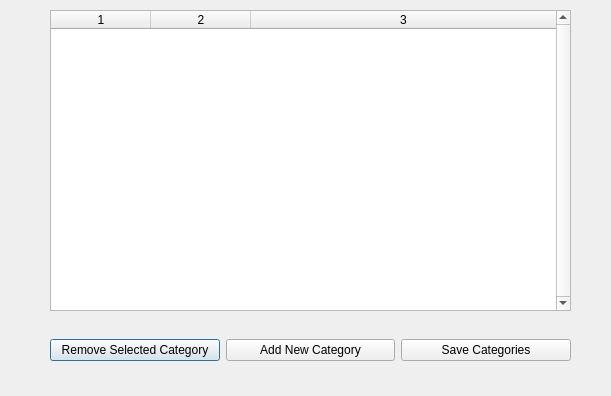
meeksjt/SuperTeacherGradebook499, file src/AssignmentCategoryEditor.ui: the form before one commit.
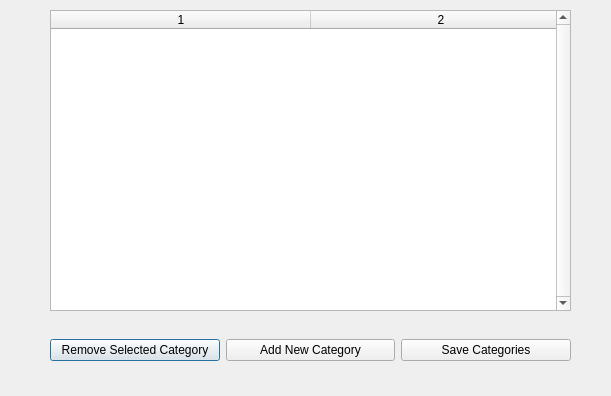
The form after the commit.

The edit to the form file:
```diff
--- a/src/AssignmentCategoryEditor.ui
+++ b/src/AssignmentCategoryEditor.ui
@@ -74,11 +74,17 @@
     <number>0</number>
    </property>
    <property name="columnCount">
-    <number>3</number>
+    <number>2</number>
    </property>
    <attribute name="horizontalHeaderCascadingSectionResizes">
     <bool>true</bool>
    </attribute>
+   <attribute name="horizontalHeaderHighlightSections">
+    <bool>false</bool>
+   </attribute>
+   <attribute name="horizontalHeaderMinimumSectionSize">
+    <number>260</number>
+   </attribute>
    <attribute name="horizontalHeaderShowSortIndicator" stdset="0">
     <bool>true</bool>
    </attribute>
@@ -99,7 +105,6 @@
    </attribute>
    <column/>
    <column/>
-   <column/>
   </widget>
  </widget>
  <resources/>
```
